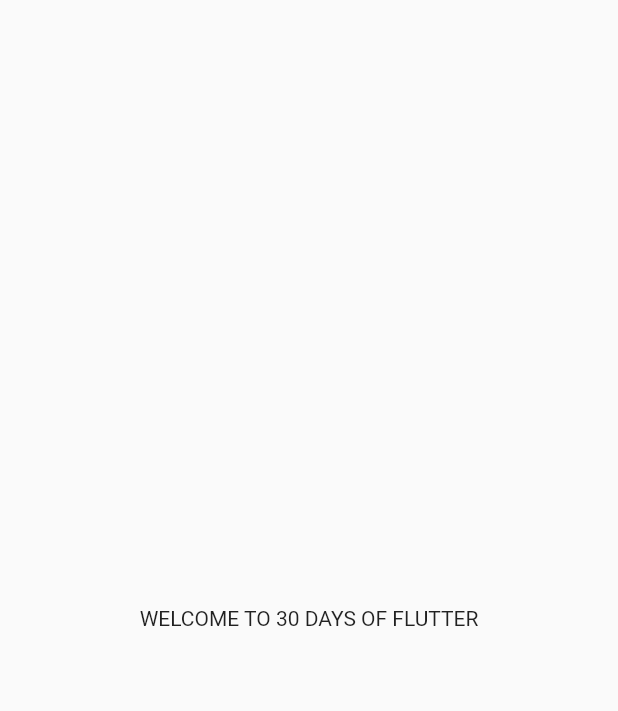
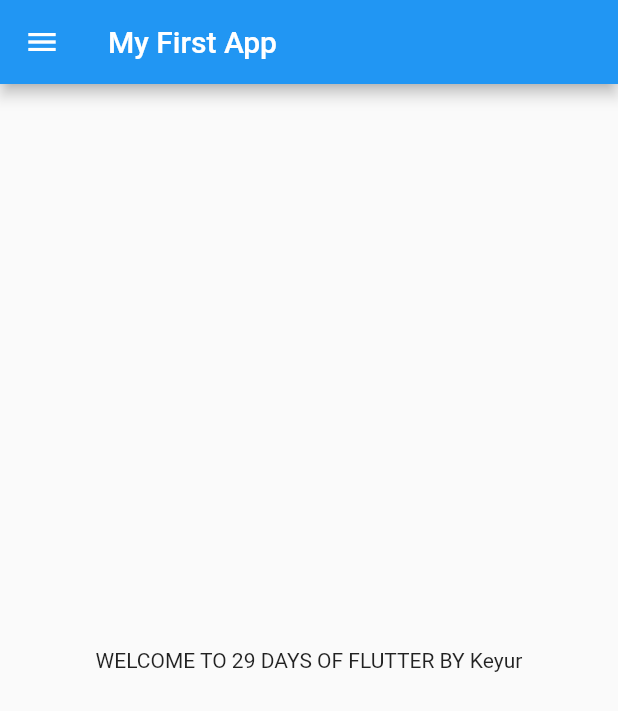
Before and after one commit to keyur653/FlutterIn30Days, a Flutter app: the screen it shows after launch, on a phone screen of 412 x 824 dp. Shown: the top 711 px of the screen. Run offline on Flutter 3.47's test engine with Material 2 defaults, Android fonts, the phone set to English and light mode, and no system bars.

Commit message:
Day 2 done

```diff
--- /dev/null
+++ b/lib/home_page.dart
@@ -0,0 +1,22 @@
+import 'package:flutter/material.dart';
+
+class HomePage extends StatelessWidget {
+  const HomePage({super.key});
+  final int days = 29;
+  final String name = "Keyur";
+
+  @override
+  Widget build(BuildContext context) {
+    return Scaffold(
+      appBar: AppBar(
+        title: Text("My First App"),
+      ),
+      body: Center(
+        child: Container(
+          child: Text("WELCOME TO $days DAYS OF FLUTTER BY $name"),
+        ),
+      ),
+      drawer: Drawer(),
+    );
+  }
+}
--- a/lib/main.dart
+++ b/lib/main.dart
@@ -1,4 +1,5 @@
 import 'package:flutter/material.dart';
+import 'package:flutter_catalog/home_page.dart';
 
 void main() {
   runApp(MyApp());
@@ -9,14 +10,11 @@ class MyApp extends StatelessWidget {
 
   @override
   Widget build(BuildContext context) {
+    int days = 29;
+    String name = "Keyur";
+
     return MaterialApp(
-      home: Material(
-        child: Center(
-          child: Container(
-            child: Text("WELCOME TO 30 DAYS OF FLUTTER"),
-          ),
-        ),
-      ),
+      home: HomePage(),
     );
   }
 }
```
